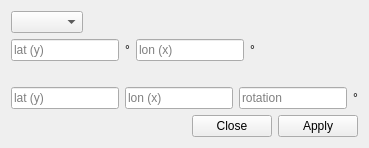
Qt form ui/custom_crs.ui (specklesystems/specklepy_qt_ui) before a commit.
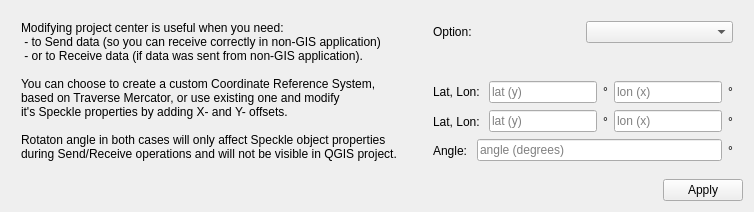
The same form after that commit.

Commit message: offsets with menu

What changed in the file:
```diff
--- a/ui/custom_crs.ui
+++ b/ui/custom_crs.ui
@@ -2,33 +2,118 @@
 <ui version="4.0">
  <class>CreateStreamDialog</class>
  <widget class="QWidget" name="CustomCRSDialog">
-  <property name="windowModality">
-   <enum>Qt::NonModal</enum>
-  </property>
-  <property name="sizePolicy">
-   <sizepolicy hsizetype="MinimumExpanding" vsizetype="MinimumExpanding">
-    <horstretch>0</horstretch>
-    <verstretch>0</verstretch>
-   </sizepolicy>
-  </property>
-  <property name="windowTitle">
-   <string>Form</string>
-  </property>
   <layout class="QGridLayout" name="gridLayout_2">
    <item row="0" column="0">
     <layout class="QVBoxLayout" name="verticalLayout">
-     <property name="sizeConstraint">
-      <enum>QLayout::SetNoConstraint</enum>
-     </property>
      <item>
       <layout class="QFormLayout" name="search_form">
+        <property name="leftMargin">
+         <number>10</number>
+        </property>
+        <property name="topMargin">
+         <number>10</number>
+        </property>
+        <property name="rightMargin">
+         <number>10</number>
+        </property>
+        <property name="bottomMargin">
+         <number>10</number>
+        </property>
 
         <item row="0" column="0">
-          <widget class="QComboBox" name="modeDropdown"/>
-        </item>
+        <layout class="QVBoxLayout" name="verticalLayout">
+          <property name="rightMargin">
+          <number>30</number>
+          </property>
+          <item row = "0">
+          <widget class="QLabel" name="generalDescription">
+            <property name="text">
+            <string>Modifying project center is useful when you need: 
+ - to Send data (so you can receive correctly in non-GIS application)
+ - or to Receive data (if data was sent from non-GIS application).
+
+You can choose to create a custom Coordinate Reference System, 
+based on Traverse Mercator, or use existing one and modify 
+it's Speckle properties by adding X- and Y- offsets. 
+
+Rotaton angle in both cases will only affect Speckle object properties
+during Send/Receive operations and will not be visible in QGIS project.</string>
+            </property>
+          </widget>
+          </item>
+            <item row = "1">
+              <spacer name="horizontalSpacer">
+                <property name="orientation">
+                <enum>Qt::Horizontal</enum>
+                </property>
+                <property name="sizeType">
+                <enum>QSizePolicy::Fixed</enum>
+                </property>
+              </spacer>
+            </item>
+            </layout>
+        </item>
 
-        <item row="2" column="0">
+        
+        <item row="0" column="1">
+        <layout class="QVBoxLayout" name="verticalLayout">
+            
+            <item row="2" >
           <layout class="QHBoxLayout" name="horizontalLayout">
+                <item>
+                  <widget class="QLabel" name="label">
+                    <property name="text">
+                    <string>Option: </string>
+                    </property>
+                  </widget>
+                </item>
+                <item>
+                  <widget class="QComboBox" name="modeDropdown">
+                  </widget>
+                </item>
+              </layout>
+            </item>
+
+            <item row="4" >
+              <spacer name="horizontalSpacer">
+                <property name="orientation">
+                <enum>Qt::Horizontal</enum>
+                </property>
+                <property name="sizeType">
+                <enum>QSizePolicy::Expanding</enum>
+                </property>
+              </spacer>
+            </item>
+
+
+            <item row="6" >
+              <widget class="QLabel" name="description">
+                <property name="text">
+                <string> </string>
+                </property>
+              </widget>
+            </item>
+            
+            <item row="8">
+              <spacer name="horizontalSpacer">
+                <property name="orientation">
+                <enum>Qt::Horizontal</enum>
+                </property>
+                <property name="sizeType">
+                <enum>QSizePolicy::Expanding</enum>
+                </property>
+              </spacer>
+            </item>
+
+            <item row="10" >
+              <layout class="QHBoxLayout" name="horizontalLayout">
+                <item>
+                  <widget class="QLabel" name="label_survey">
+                    <property name="text">
+                    <string>Lat, Lon: </string>
+                    </property>
+                  </widget>
+                </item>
             <item>
               <widget class="QLineEdit" name="surveyPointLat">
                 <property name="placeholderText">
@@ -38,7 +123,7 @@
             </item>
 
             <item>
-              <widget class="QLabel" name="degreeSign">
+                  <widget class="QLabel" name="degreeSignY">
                 <property name="text">
                 <string>°</string>
                 </property>
@@ -54,27 +139,26 @@
             </item>
 
             <item>
-              <widget class="QLabel" name="degreeSign">
+                  <widget class="QLabel" name="degreeSignX">
                 <property name="text">
                 <string>°</string>
                 </property>
               </widget>
             </item>
-            
+                
+
           </layout>
         </item>
 
-        <item row="4" column="0">
-          <widget class="QLabel" name="placeholder">
-            <property name="text">
-            <string> </string>
-            </property>
-          </widget>
-        </item>
-
-
-        <item row="6" column="0">
+            <item row="12" >
           <layout class="QHBoxLayout" name="horizontalLayout">
+                <item>
+                  <widget class="QLabel" name="label_offsets">
+                    <property name="text">
+                    <string>Lat, Lon: </string>
+                    </property>
+                  </widget>
+                </item>
             <item>
               <widget class="QLineEdit" name="offsetY">
                 <property name="placeholderText">
@@ -82,6 +166,13 @@
                 </property>
               </widget>
             </item>
+                <item>
+                  <widget class="QLabel" name="offsetYDegreeSign">
+                    <property name="text">
+                    <string>°</string>
+                    </property>
+                  </widget>
+                </item>
 
             <item>
               <widget class="QLineEdit" name="offsetX">
@@ -90,43 +181,83 @@
                 </property>
               </widget>
             </item>
+                <item>
+                  <widget class="QLabel" name="offsetXDegreeSign">
+                    <property name="text">
+                    <string>°</string>
+                    </property>
+                  </widget>
+                </item>
+                
+              </layout>
+            </item>
 
+            
+            <item row="14" >
+              <layout class="QHBoxLayout" name="horizontalLayout">
+                <item>
+                  <widget class="QLabel" name="label_angle">
+                    <property name="text">
+                    <string>Angle: </string>
+                    </property>
+                  </widget>
+                </item>
             <item>
               <widget class="QLineEdit" name="rotation">
                 <property name="placeholderText">
-                <string>rotation</string>
+                    <string>angle (degrees)</string>
                 </property>
               </widget>
             </item>
 
             <item>
-              <widget class="QLabel" name="degreeSign">
+                  <widget class="QLabel" name="rotationDegreeSign">
                 <property name="text">
                 <string>°</string>
                 </property>
               </widget>
             </item>
-            
+                
           </layout>
         </item>
 
+        </layout>
+        </item>
 
 
       </layout>
      </item>
 
-     <item>
+
+    </layout>
+   </item>
+
+   
+      
+    <item row="1" column="0">
+      <spacer name="horizontalSpacer">
+        <property name="orientation">
+        <enum>Qt::Horizontal</enum>
+        </property>
+        <property name="sizeType">
+        <enum>QSizePolicy::Expanding</enum>
+        </property>
+      </spacer>
+    </item>
+
+    <item row="2" column="0">
         <widget class="QDialogButtonBox" name="dialog_button_box">
         <property name="standardButtons">
-          <set>QDialogButtonBox::Apply|QDialogButtonBox::Close</set>
+        <set>QDialogButtonBox::Apply</set>
         </property>
         </widget>
      </item>
 
-    </layout>
-   </item>
-  </layout>
- </widget>
+
+   </layout>
+  </widget>
+
+ 
  <resources/>
  <connections/>
 </ui>
```
Lines whose indentation alone changed are shown as unchanged. The commit also changes 5 other files.
